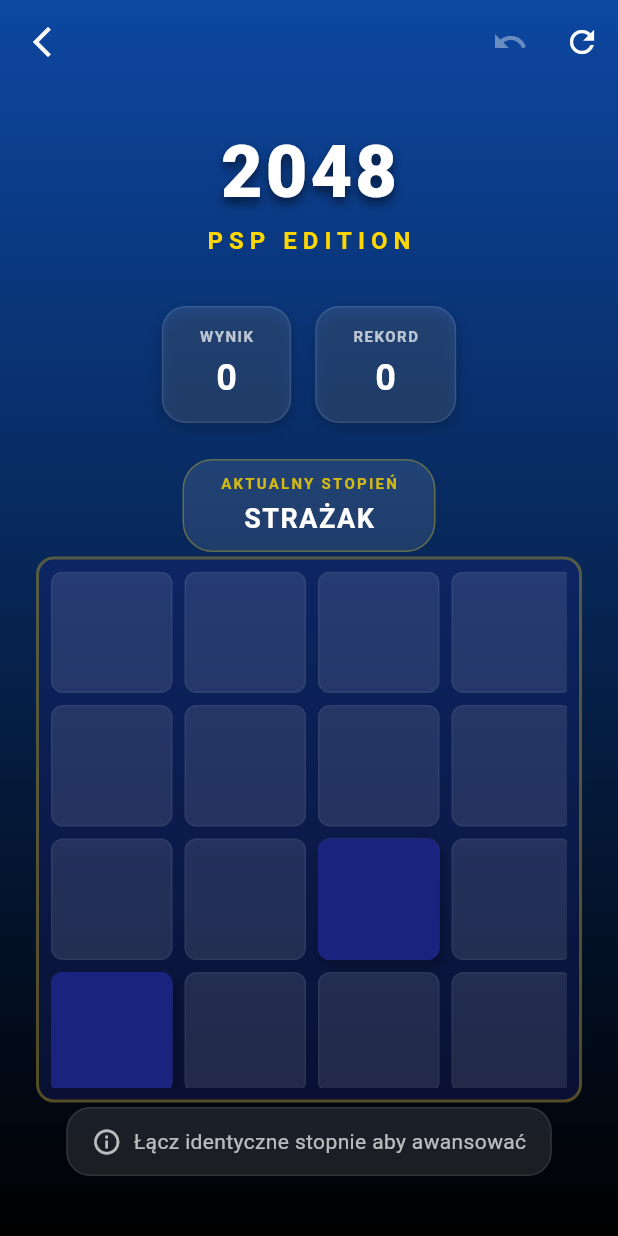
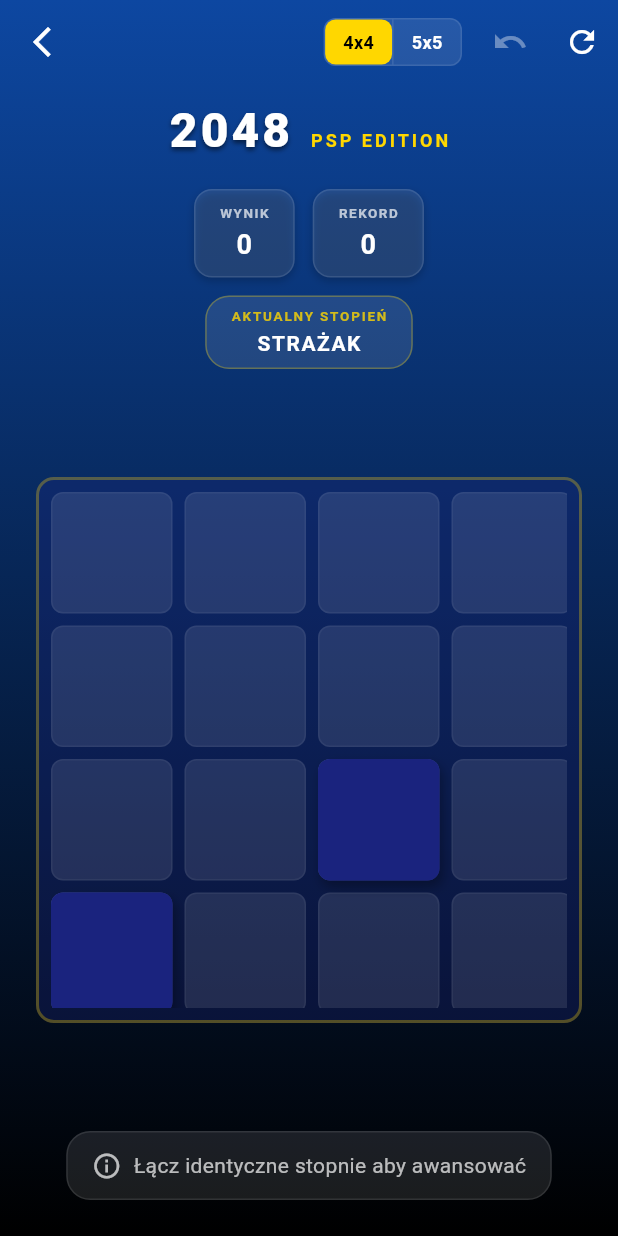
Before and after one commit to kroxon/Spark, a Flutter app: the Game2048Page screen opened by its route, after a tap on the "refresh" icon, on a phone screen of 412 x 824 dp. Run offline on Flutter 3.47's test engine with Material 3 defaults, Android fonts, the phone set to English and light mode, and no system bars; our stand-ins replace cloud_firestore, firebase_auth, firebase_core, fl_chart, flutter_riverpod, flutter_signin_button and 5 more; missing offline and left inert: flutter_color_picker_wheel; accounts and stored records are empty; generated files the repository leaves out were written again; statements that could not run were skipped.

Commit message:
feat: Add 5x5 board configuration for 2048

```diff
--- a/lib/features/games/game_2048/domain/game_2048_logic.dart
+++ b/lib/features/games/game_2048/domain/game_2048_logic.dart
@@ -1,5 +1,8 @@
+import 'dart:convert';
 import 'dart:math';
+import 'package:flutter/foundation.dart';
 import 'package:flutter_riverpod/flutter_riverpod.dart';
+import 'package:shared_preferences/shared_preferences.dart';
 import 'package:uuid/uuid.dart';
 
 enum GameStatus { playing, won, lost }
@@ -8,8 +11,8 @@ enum SwipeDirection { up, down, left, right }
 class Tile {
   final String id;
   final int value;
-  final int x; // Column (0-3)
-  final int y; // Row (0-3)
+  final int x; // Column (0-gridSize-1)
+  final int y; // Row (0-gridSize-1)
   final bool isNew; // For pop animation
   final bool isMerged; // For pop animation
 
@@ -39,6 +42,28 @@ class Tile {
       isMerged: isMerged ?? this.isMerged,
     );
   }
+
+  Map<String, dynamic> toJson() {
+    return {
+      'id': id,
+      'value': value,
+      'x': x,
+      'y': y,
+      'isNew': isNew,
+      'isMerged': isMerged,
+    };
+  }
+
+  factory Tile.fromJson(Map<String, dynamic> json) {
+    return Tile(
+      id: json['id'] as String,
+      value: json['value'] as int,
+      x: json['x'] as int,
+      y: json['y'] as int,
+      isNew: json['isNew'] as bool? ?? false,
+      isMerged: json['isMerged'] as bool? ?? false,
+    );
+  }
 }
 
 class Game2048State {
@@ -47,6 +72,7 @@ class Game2048State {
   final int bestScore;
   final GameStatus status;
   final List<Game2048State> history; // For undo functionality
+  final int gridSize;
 
   const Game2048State({
     required this.tiles,
@@ -54,15 +80,17 @@ class Game2048State {
     required this.bestScore,
     required this.status,
     this.history = const [],
+    this.gridSize = 4,
   });
 
-  factory Game2048State.initial() {
-    return const Game2048State(
+  factory Game2048State.initial({int gridSize = 4}) {
+    return Game2048State(
       tiles: [],
       score: 0,
       bestScore: 0,
       status: GameStatus.playing,
       history: [],
+      gridSize: gridSize,
     );
   }
 
@@ -72,6 +100,7 @@ class Game2048State {
     int? bestScore,
     GameStatus? status,
     List<Game2048State>? history,
+    int? gridSize,
   }) {
     return Game2048State(
       tiles: tiles ?? this.tiles,
@@ -79,6 +108,30 @@ class Game2048State {
       bestScore: bestScore ?? this.bestScore,
       status: status ?? this.status,
       history: history ?? this.history,
+      gridSize: gridSize ?? this.gridSize,
+    );
+  }
+
+  Map<String, dynamic> toJson() {
+    return {
+      'tiles': tiles.map((t) => t.toJson()).toList(),
+      'score': score,
+      'bestScore': bestScore,
+      'status': status.index,
+      'gridSize': gridSize,
+      // We don't save history to keep storage small, or we could if needed.
+      // For now let's skip history persistence to avoid complexity/size issues.
+    };
+  }
+
+  factory Game2048State.fromJson(Map<String, dynamic> json) {
+    return Game2048State(
+      tiles: (json['tiles'] as List).map((e) => Tile.fromJson(e)).toList(),
+      score: json['score'] as int,
+      bestScore: json['bestScore'] as int,
+      status: GameStatus.values[json['status'] as int],
+      gridSize: json['gridSize'] as int? ?? 4,
+      history: [], // History is lost on reload
     );
   }
 }
@@ -86,54 +139,97 @@ class Game2048State {
 class Game2048Notifier extends Notifier<Game2048State> {
   final _uuid = const Uuid();
   static const int maxUndoCount = 3;
+  static const String _storageKeyPrefix = 'game_2048_state_';
 
   @override
   Game2048State build() {
+    // Initial load will happen in init
     return Game2048State.initial();
   }
 
+  Future<void> loadGame(int gridSize) async {
+    try {
+      final prefs = await SharedPreferences.getInstance();
+      final key = '$_storageKeyPrefix$gridSize';
+      final jsonString = prefs.getString(key);
+
+      if (jsonString != null) {
+        try {
+          final jsonMap = jsonDecode(jsonString);
+          state = Game2048State.fromJson(jsonMap);
+        } catch (e) {
+          debugPrint('Error parsing game state: $e');
+          // If error, start new game
+          state = Game2048State.initial(gridSize: gridSize);
+          startNewGame();
+        }
+      } else {
+        state = Game2048State.initial(gridSize: gridSize);
+        startNewGame();
+      }
+    } catch (e) {
+      debugPrint('Error loading game (likely plugin not ready): $e');
+      // Fallback to memory-only game
+      state = Game2048State.initial(gridSize: gridSize);
+      startNewGame();
+    }
+  }
+
+  Future<void> _saveGame() async {
+    try {
+      final prefs = await SharedPreferences.getInstance();
+      final key = '$_storageKeyPrefix${state.gridSize}';
+      final jsonString = jsonEncode(state.toJson());
+      await prefs.setString(key, jsonString);
+    } catch (e) {
+      debugPrint('Error saving game: $e');
+    }
+  }
+
+  Future<void> switchGridSize(int newSize) async {
+    if (state.gridSize == newSize) return;
+    await _saveGame(); // Save current game before switching
+    await loadGame(newSize); // Load game for new size
+  }
+
   void startNewGame() {
-    state = Game2048State.initial().copyWith(bestScore: state.bestScore);
+    // Keep best score if we are resetting the same grid size
+    // But if we are just starting fresh, we might want to load best score from storage?
+    // Actually, bestScore is part of the state.
+    // If we want to keep best score across resets of the SAME grid size:
+    state = Game2048State.initial(gridSize: state.gridSize).copyWith(bestScore: state.bestScore);
     _addRandomTile();
     _addRandomTile();
+    _saveGame();
   }
 
   void undo() {
     if (state.history.isNotEmpty) {
       final previousState = state.history.last;
-      // Restore state but keep the current best score if it was higher?
-      // Usually undo reverts score too.
-      // We also need to keep the history list (minus the one we just popped)
       final newHistory = List<Game2048State>.from(state.history)..removeLast();
 
       state = previousState.copyWith(
         history: newHistory,
-        bestScore: max(state.bestScore, previousState.bestScore), // Keep best score
+        bestScore: max(state.bestScore, previousState.bestScore),
       );
+      _saveGame();
     }
   }
 
   void move(SwipeDirection direction) {
     if (state.status != GameStatus.playing) return;
 
-    // Save current state to history before modifying
-    // We only store up to maxUndoCount states
     List<Game2048State> newHistory = List.from(state.history);
     if (newHistory.length >= maxUndoCount) {
-      newHistory.removeAt(0); // Remove oldest
+      newHistory.removeAt(0);
     }
-    // We need to store a snapshot of the current state (without the history itself to avoid recursion/bloat,
-    // though here it's immutable so it's fine, but we should clear history in the saved state to save memory?)
-    // Actually, just saving 'state' is fine, but we should probably set its history to empty to avoid chain.
     newHistory.add(state.copyWith(history: []));
 
-    // 1. Reset merge/new flags for current tiles
     var tiles = state.tiles.map((t) => t.copyWith(isNew: false, isMerged: false)).toList();
 
     bool moved = false;
     int scoreToAdd = 0;
 
-    // 2. Sort tiles based on direction to process them in correct order
     switch (direction) {
       case SwipeDirection.up:
         tiles.sort((a, b) => a.y.compareTo(b.y));
@@ -149,9 +245,9 @@ class Game2048Notifier extends Notifier<Game2048State> {
         break;
     }
 
-    // 3. Process each tile
     List<Tile> newTiles = [];
     final Map<String, Tile> occupied = {};
+    final gridSize = state.gridSize;
 
     for (var tile in tiles) {
       int targetX = tile.x;
@@ -171,8 +267,7 @@ class Game2048Notifier extends Notifier<Game2048State> {
 
       Tile? mergeTarget;
 
-      // Find farthest position
-      while (nextX >= 0 && nextX < 4 && nextY >= 0 && nextY < 4) {
+      while (nextX >= 0 && nextX < gridSize && nextY >= 0 && nextY < gridSize) {
         final key = '$nextX,$nextY';
         final existing = occupied[key];
 
@@ -194,7 +289,6 @@ class Game2048Notifier extends Notifier<Game2048State> {
         final newValue = tile.value * 2;
         scoreToAdd += newValue;
 
-        // Update the target tile in the map and list
         final mergedTile = mergeTarget.copyWith(
           value: newValue,
           isMerged: true,
@@ -202,7 +296,6 @@ class Game2048Notifier extends Notifier<Game2048State> {
 
         occupied['${mergeTarget.x},${mergeTarget.y}'] = mergedTile;
 
-        // Replace in newTiles list
         final index = newTiles.indexWhere((t) => t.id == mergeTarget!.id);
         if (index != -1) {
           newTiles[index] = mergedTile;
@@ -225,22 +318,24 @@ class Game2048Notifier extends Notifier<Game2048State> {
         tiles: newTiles,
         score: state.score + scoreToAdd,
         bestScore: max(state.bestScore, state.score + scoreToAdd),
-        history: newHistory, // Update history
+        history: newHistory,
       );
       _addRandomTile();
       _checkGameStatus();
+      _saveGame();
     }
   }
 
   void _addRandomTile() {
     List<Point<int>> emptyCells = [];
-    final grid = List.generate(4, (_) => List.filled(4, false));
+    final gridSize = state.gridSize;
+    final grid = List.generate(gridSize, (_) => List.filled(gridSize, false));
     for (var t in state.tiles) {
       grid[t.y][t.x] = true;
     }
 
-    for (int r = 0; r < 4; r++) {
-      for (int c = 0; c < 4; c++) {
+    for (int r = 0; r < gridSize; r++) {
+      for (int c = 0; c < gridSize; c++) {
         if (!grid[r][c]) {
           emptyCells.add(Point(c, r));
         }
@@ -271,18 +366,19 @@ class Game2048Notifier extends Notifier<Game2048State> {
   }
 
   bool _canMove() {
-    if (state.tiles.length < 16) return true;
+    final gridSize = state.gridSize;
+    if (state.tiles.length < gridSize * gridSize) return true;
 
-    final grid = List.generate(4, (_) => List.filled(4, 0));
+    final grid = List.generate(gridSize, (_) => List.filled(gridSize, 0));
     for (var t in state.tiles) {
       grid[t.y][t.x] = t.value;
     }
 
-    for (int r = 0; r < 4; r++) {
-      for (int c = 0; c < 4; c++) {
+    for (int r = 0; r < gridSize; r++) {
+      for (int c = 0; c < gridSize; c++) {
         final val = grid[r][c];
-        if (c < 3 && val == grid[r][c + 1]) return true;
-        if (r < 3 && val == grid[r + 1][c]) return true;
+        if (c < gridSize - 1 && val == grid[r][c + 1]) return true;
+        if (r < gridSize - 1 && val == grid[r + 1][c]) return true;
       }
     }
     return false;
--- a/lib/features/games/game_2048/presentation/pages/game_2048_page.dart
+++ b/lib/features/games/game_2048/presentation/pages/game_2048_page.dart
@@ -16,7 +16,7 @@ class _Game2048PageState extends ConsumerState<Game2048Page> {
   void initState() {
     super.initState();
     WidgetsBinding.instance.addPostFrameCallback((_) {
-      ref.read(game2048Provider.notifier).startNewGame();
+      ref.read(game2048Provider.notifier).loadGame(4);
     });
   }
 
@@ -40,6 +40,23 @@ class _Game2048PageState extends ConsumerState<Game2048Page> {
           onPressed: () => context.pop(),
         ),
         actions: [
+          // Grid Size Switcher
+          Container(
+            margin: const EdgeInsets.only(right: 8),
+            height: 32,
+            decoration: BoxDecoration(
+              color: Colors.white.withOpacity(0.1),
+              borderRadius: BorderRadius.circular(8),
+              border: Border.all(color: Colors.white.withOpacity(0.1)),
+            ),
+            child: Row(
+              children: [
+                _buildGridOption(context, 4, gameState.gridSize == 4),
+                Container(width: 1, color: Colors.white.withOpacity(0.1)),
+                _buildGridOption(context, 5, gameState.gridSize == 5),
+              ],
+            ),
+          ),
           IconButton(
             icon: Icon(
               Icons.undo,
@@ -71,56 +88,64 @@ class _Game2048PageState extends ConsumerState<Game2048Page> {
         ),
         child: SafeArea(
           child: Padding(
-            padding: const EdgeInsets.all(24.0),
+            padding: const EdgeInsets.symmetric(horizontal: 24.0, vertical: 8.0),
             child: Column(
               children: [
                 // Header
+                Row(
+                  mainAxisAlignment: MainAxisAlignment.center,
+                  crossAxisAlignment: CrossAxisAlignment.baseline,
+                  textBaseline: TextBaseline.alphabetic,
+                  children: [
                     const Text(
                       '2048',
                       style: TextStyle(
                         color: Colors.white,
-                    fontSize: 48,
+                        fontSize: 32,
                         fontWeight: FontWeight.w900,
                         letterSpacing: 2,
                         shadows: [
                           Shadow(
                             color: Colors.black54,
-                        offset: Offset(0, 4),
-                        blurRadius: 8,
+                            offset: Offset(0, 2),
+                            blurRadius: 4,
                           ),
                         ],
                       ),
                     ),
+                    const SizedBox(width: 12),
                     const Text(
                       'PSP EDITION',
                       style: TextStyle(
                         color: Color(0xFFFFD700), // Gold
-                    fontSize: 16,
+                        fontSize: 12,
                         fontWeight: FontWeight.bold,
-                    letterSpacing: 4,
+                        letterSpacing: 2,
                       ),
                     ),
+                  ],
+                ),
 
-                const SizedBox(height: 32),
+                const SizedBox(height: 16),
 
                 // Score Board
                 Row(
                   mainAxisAlignment: MainAxisAlignment.center,
                   children: [
                     _buildScoreBox('WYNIK', gameState.score),
-                    const SizedBox(width: 16),
+                    const SizedBox(width: 12),
                     _buildScoreBox('REKORD', gameState.bestScore),
                   ],
                 ),
 
-                const SizedBox(height: 24),
+                const SizedBox(height: 12),
 
                 // Current Rank Display
                 Container(
-                  padding: const EdgeInsets.symmetric(horizontal: 24, vertical: 8),
+                  padding: const EdgeInsets.symmetric(horizontal: 16, vertical: 6),
                   decoration: BoxDecoration(
                     color: Colors.white.withOpacity(0.1),
-                    borderRadius: BorderRadius.circular(20),
+                    borderRadius: BorderRadius.circular(16),
                     border: Border.all(color: const Color(0xFFFFD700).withOpacity(0.3)),
                   ),
                   child: Column(
@@ -129,17 +154,17 @@ class _Game2048PageState extends ConsumerState<Game2048Page> {
                         'AKTUALNY STOPIEŃ',
                         style: TextStyle(
                           color: const Color(0xFFFFD700).withOpacity(0.8),
-                          fontSize: 10,
+                          fontSize: 9,
                           fontWeight: FontWeight.bold,
-                          letterSpacing: 1.5,
+                          letterSpacing: 1.2,
                         ),
                       ),
-                      const SizedBox(height: 4),
+                      const SizedBox(height: 2),
                       Text(
                         currentRankName.toUpperCase(),
                         style: const TextStyle(
                           color: Colors.white,
-                          fontSize: 18,
+                          fontSize: 14,
                           fontWeight: FontWeight.bold,
                           letterSpacing: 1,
                         ),
@@ -243,16 +268,16 @@ class _Game2048PageState extends ConsumerState<Game2048Page> {
 
   Widget _buildScoreBox(String label, int score) {
     return Container(
-      padding: const EdgeInsets.symmetric(horizontal: 24, vertical: 12),
+      padding: const EdgeInsets.symmetric(horizontal: 16, vertical: 8),
       decoration: BoxDecoration(
         color: Colors.white.withOpacity(0.1),
-        borderRadius: BorderRadius.circular(16),
+        borderRadius: BorderRadius.circular(12),
         border: Border.all(color: Colors.white.withOpacity(0.1)),
         boxShadow: [
           BoxShadow(
             color: Colors.black.withOpacity(0.2),
-            blurRadius: 8,
-            offset: const Offset(0, 4),
+            blurRadius: 4,
+            offset: const Offset(0, 2),
           ),
         ],
       ),
@@ -262,21 +287,47 @@ class _Game2048PageState extends ConsumerState<Game2048Page> {
             label,
             style: TextStyle(
               color: Colors.white.withOpacity(0.7),
-              fontSize: 10,
+              fontSize: 9,
               fontWeight: FontWeight.bold,
               letterSpacing: 1,
             ),
           ),
-          const SizedBox(height: 4),
+          const SizedBox(height: 2),
           Text(
             '$score',
             style: const TextStyle(
               color: Colors.white,
-              fontSize: 24,
+              fontSize: 18,
               fontWeight: FontWeight.bold,
             ),
           ),
         ],
+      ),
+    );
+  }
+
+  Widget _buildGridOption(BuildContext context, int size, bool isSelected) {
+    return InkWell(
+      onTap: () {
+        if (!isSelected) {
+          ref.read(game2048Provider.notifier).switchGridSize(size);
+        }
+      },
+      child: Container(
+        padding: const EdgeInsets.symmetric(horizontal: 12),
+        alignment: Alignment.center,
+        decoration: BoxDecoration(
+          color: isSelected ? const Color(0xFFFFD700) : Colors.transparent,
+          borderRadius: BorderRadius.circular(7),
+        ),
+        child: Text(
+          '${size}x$size',
+          style: TextStyle(
+            color: isSelected ? Colors.black : Colors.white,
+            fontWeight: FontWeight.bold,
+            fontSize: 12,
+          ),
+        ),
       ),
     );
   }
--- a/lib/features/games/game_2048/presentation/widgets/game_board.dart
+++ b/lib/features/games/game_2048/presentation/widgets/game_board.dart
@@ -9,11 +9,13 @@ class GameBoard extends ConsumerWidget {
   @override
   Widget build(BuildContext context, WidgetRef ref) {
     final gameState = ref.watch(game2048Provider);
+    final gridSizeInt = gameState.gridSize;
 
     return LayoutBuilder(
       builder: (context, constraints) {
-        final gridSize = constraints.maxWidth;
-        final tileSize = (gridSize - (5 * 8)) / 4; // 5 gaps of 8px
+        final boardSize = constraints.maxWidth;
+        final gap = 8.0;
+        final tileSize = (boardSize - ((gridSizeInt + 1) * gap)) / gridSizeInt;
 
         return GestureDetector(
           onVerticalDragEnd: (details) {
@@ -31,9 +33,9 @@ class GameBoard extends ConsumerWidget {
             }
           },
           child: Container(
-            width: gridSize,
-            height: gridSize,
-            padding: const EdgeInsets.all(8),
+            width: boardSize,
+            height: boardSize,
+            padding: EdgeInsets.all(gap),
             decoration: BoxDecoration(
               color: const Color(0xFF1A237E).withOpacity(0.3), // Darker background for better contrast
               borderRadius: BorderRadius.circular(12),
@@ -42,10 +44,10 @@ class GameBoard extends ConsumerWidget {
             child: Stack(
               children: [
                 // Background grid cells
-                for (int i = 0; i < 16; i++)
+                for (int i = 0; i < gridSizeInt * gridSizeInt; i++)
                   Positioned(
-                    left: (i % 4) * (tileSize + 8.0),
-                    top: (i ~/ 4) * (tileSize + 8.0),
+                    left: (i % gridSizeInt) * (tileSize + gap),
+                    top: (i ~/ gridSizeInt) * (tileSize + gap),
                     child: Container(
                       width: tileSize,
                       height: tileSize,
@@ -63,8 +65,8 @@ class GameBoard extends ConsumerWidget {
                     key: ValueKey(tile.id),
                     duration: const Duration(milliseconds: 200),
                     curve: Curves.easeInOutCubic,
-                    left: tile.x * (tileSize + 8.0),
-                    top: tile.y * (tileSize + 8.0),
+                    left: tile.x * (tileSize + gap),
+                    top: tile.y * (tileSize + gap),
                     child: GameTile(
                       value: tile.value,
                       size: tileSize,
--- a/lib/features/games/game_2048/presentation/widgets/rank_painter.dart
+++ b/lib/features/games/game_2048/presentation/widgets/rank_painter.dart
@@ -95,26 +95,23 @@ class RankPainter extends CustomPainter {
       case 2048: // Aspirant sztabowy - 3 gwiazdki
         _drawStars(canvas, center, w, h, 3, insigniaPaint);
         break;
-      case 4096: // Młodszy kapitan - 1 gwiazdka
-        _drawStars(canvas, center, w, h, 1, insigniaPaint);
+      case 4096: // Młodszy kapitan - 1 gwiazdka + 1 belka
+        _drawCaptainInsignia(canvas, center, w, h, 1, insigniaPaint);
         break;
-      case 8192: // Kapitan - 2 gwiazdki
-        _drawStars(canvas, center, w, h, 2, insigniaPaint);
+      case 8192: // Kapitan - 2 gwiazdki + 1 belka
+        _drawCaptainInsignia(canvas, center, w, h, 2, insigniaPaint);
         break;
-      case 16384: // Starszy kapitan - 3 gwiazdki
-        _drawStars(canvas, center, w, h, 3, insigniaPaint);
+      case 16384: // Starszy kapitan - 3 gwiazdki + 1 belka
+        _drawCaptainInsignia(canvas, center, w, h, 3, insigniaPaint);
         break;
-      case 32768: // Młodszy brygadier - 2 belki pionowe + 1 gwiazdka
-        _drawOfficerStripes(canvas, size, borderPaint);
-        _drawStars(canvas, center, w, h, 1, insigniaPaint);
+      case 32768: // Młodszy brygadier - 2 belki poziome + 1 gwiazdka
+        _drawBrigadierInsignia(canvas, center, w, h, 1, insigniaPaint);
         break;
-      case 65536: // Brygadier - 2 belki pionowe + 2 gwiazdki
-        _drawOfficerStripes(canvas, size, borderPaint);
-        _drawStars(canvas, center, w, h, 2, insigniaPaint);
+      case 65536: // Brygadier - 2 belki poziome + 2 gwiazdki
+        _drawBrigadierInsignia(canvas, center, w, h, 2, insigniaPaint);
         break;
-      case 131072: // Starszy brygadier - 2 belki pionowe + 3 gwiazdki
-        _drawOfficerStripes(canvas, size, borderPaint);
-        _drawStars(canvas, center, w, h, 3, insigniaPaint);
+      case 131072: // Starszy brygadier - 2 belki poziome + 3 gwiazdki
+        _drawBrigadierInsignia(canvas, center, w, h, 3, insigniaPaint);
         break;
       case 262144: // Nadbrygadier - Wężyk + 1 gwiazdka
         _drawGeneralZigzag(canvas, size, borderPaint);
@@ -182,33 +179,13 @@ class RankPainter extends CustomPainter {
 
     for (int i = 0; i < count; i++) {
       final path = Path();
-      path.moveTo(center.dx - chevronWidth / 2, startY + chevronHeight);
-      path.lineTo(center.dx, startY);
-      path.lineTo(center.dx + chevronWidth / 2, startY + chevronHeight);
+      // V shape (pointing down)
+      path.moveTo(center.dx - chevronWidth / 2, startY);
+      path.lineTo(center.dx, startY + chevronHeight);
+      path.lineTo(center.dx + chevronWidth / 2, startY);
 
       canvas.drawPath(path, strokePaint);
       startY += chevronHeight + gap;
-    }
-  }
-
-  void _drawDiamonds(Canvas canvas, Offset center, double w, double h, int count, Paint paint) {
-    final size = w * 0.15;
-    final gap = size * 0.5;
-    final totalHeight = count * size + (count - 1) * gap;
-
-    double startY = center.dy - totalHeight / 2;
-
-    for (int i = 0; i < count; i++) {
-      final path = Path();
-      final cy = startY + size / 2;
-      path.moveTo(center.dx, cy - size / 2); // Top
-      path.lineTo(center.dx + size / 2, cy); // Right
-      path.lineTo(center.dx, cy + size / 2); // Bottom
-      path.lineTo(center.dx - size / 2, cy); // Left
-      path.close();
-
-      canvas.drawPath(path, paint);
-      startY += size + gap;
     }
   }
 
@@ -335,6 +312,55 @@ class RankPainter extends CustomPainter {
     _drawStars(canvas, Offset(center.dx, starCenterY), w, h, starCount, paint);
   }
 
+  void _drawCaptainInsignia(Canvas canvas, Offset center, double w, double h, int starCount, Paint paint) {
+    // Draw 1 stripe (belka) below the stars
+    final stripeHeight = h * 0.08;
+    final stripeWidth = w * 0.6;
+
+    // Position the bar below the center
+    final barCenterY = center.dy + h * 0.2;
+
+    canvas.drawRect(
+      Rect.fromCenter(
+        center: Offset(center.dx, barCenterY),
+        width: stripeWidth,
+        height: stripeHeight,
+      ),
+      paint,
+    );
+
+    // Draw stars above the bar
+    // Shift center up for stars to balance the composition
+    final starsCenterY = center.dy - h * 0.15;
+    _drawStars(canvas, Offset(center.dx, starsCenterY), w, h, starCount, paint);
+  }
+
+  void _drawBrigadierInsignia(Canvas canvas, Offset center, double w, double h, int starCount, Paint paint) {
+    final stripeHeight = h * 0.08;
+    final stripeWidth = w * 0.6;
+    final gap = h * 0.04;
+
+    // Draw 2 horizontal stripes below the stars
+    // Position the top stripe of the pair
+    double currentY = center.dy + h * 0.15;
+
+    for (int i = 0; i < 2; i++) {
+      canvas.drawRect(
+        Rect.fromCenter(
+          center: Offset(center.dx, currentY),
+          width: stripeWidth,
+          height: stripeHeight,
+        ),
+        paint,
+      );
+      currentY += stripeHeight + gap;
+    }
+
+    // Draw stars above the stripes
+    final starsCenterY = center.dy - h * 0.2;
+    _drawStars(canvas, Offset(center.dx, starsCenterY), w, h, starCount, paint);
+  }
+
   @override
   bool shouldRepaint(covariant RankPainter oldDelegate) {
     return oldDelegate.value != value;
--- a/pubspec.yaml
+++ b/pubspec.yaml
@@ -49,6 +49,7 @@ dependencies:
   google_nav_bar: ^5.0.7
   fl_chart: ^1.1.1
   uuid: ^4.5.2
+  shared_preferences: ^2.5.3
 
 dev_dependencies:
   flutter_test:
```
Also changed, not shown: pubspec.lock, 1 other file. Lines whose indentation alone changed are shown as unchanged.
